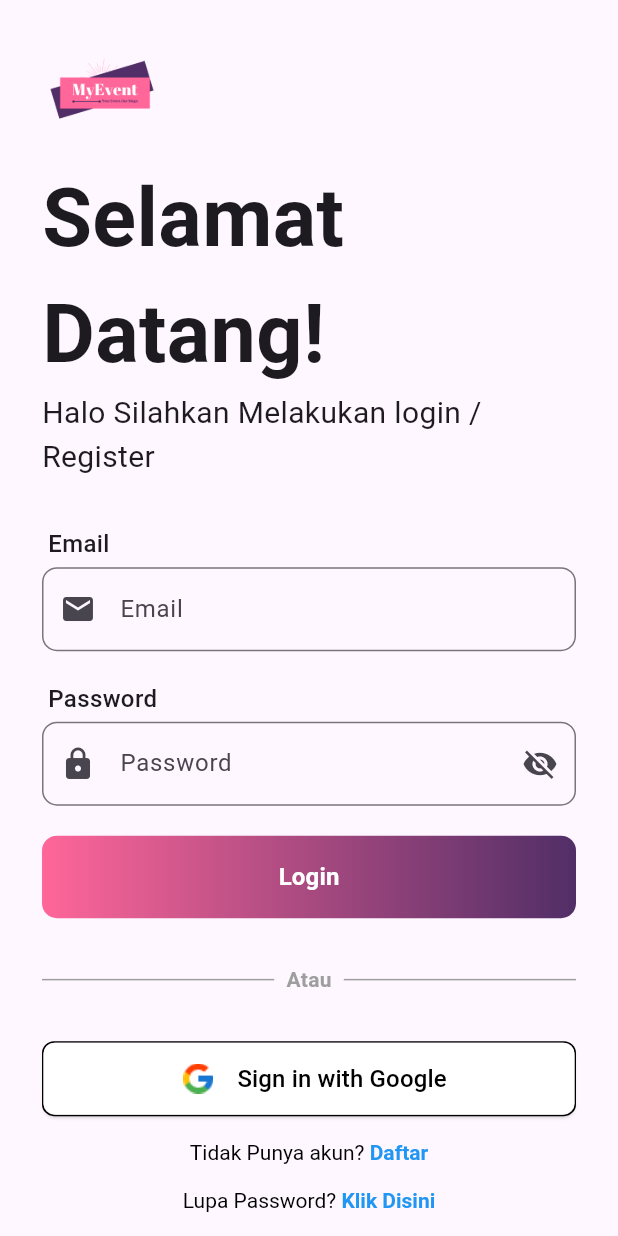
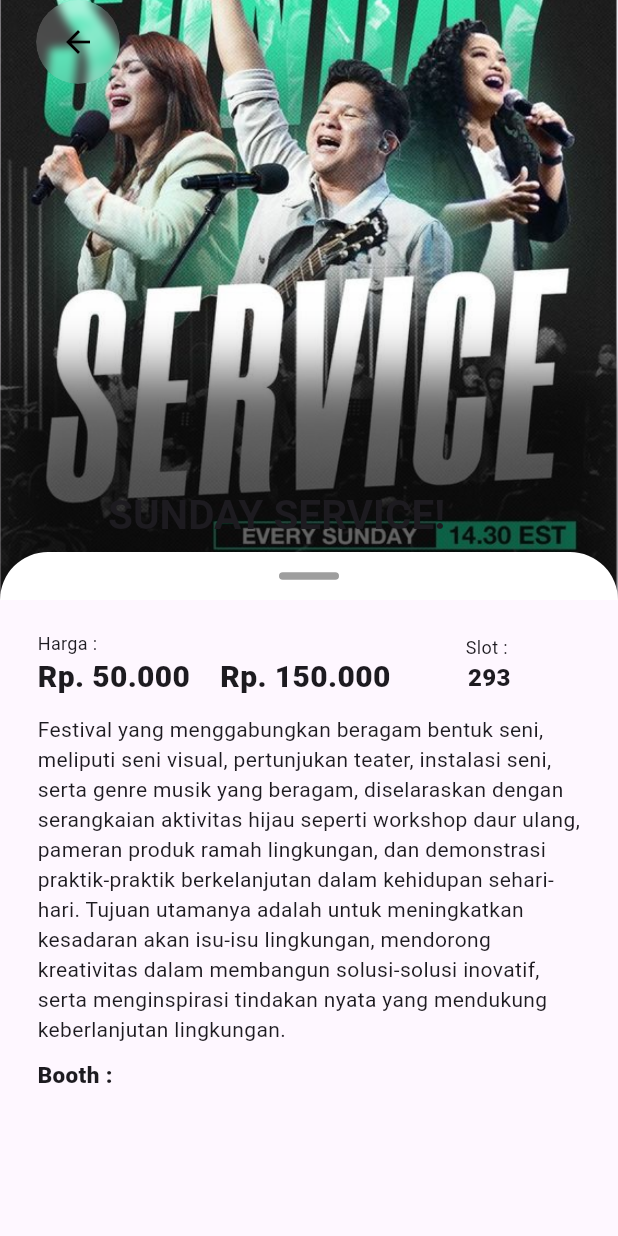
Before and after one commit to hakimfrh/myevent, a Flutter app: the screen it shows after launch, on a phone screen of 412 x 824 dp. Run offline on Flutter 3.47's test engine with Material 3 defaults, Android fonts, the phone set to English and light mode, and no system bars; our stand-ins replace firebase_auth, firebase_core, get, google_sign_in; missing offline and left inert: firebase_auth_platform_interface; accounts and stored records are empty; Roboto replaces fonts that are missing (Montserrat, Rubik).

Commit message:
Penambahan Event
Penambahan Event

```diff
--- /dev/null
+++ b/lib/event/event.dart
@@ -0,0 +1,256 @@
+import 'package:flutter/material.dart';
+import 'dart:ui';
+
+class Event extends StatefulWidget {
+  @override
+  _EventState createState() => _EventState();
+}
+
+class _EventState extends State<Event> {
+  double _scrollOffset = 0.0;
+
+  @override
+  Widget build(BuildContext context) {
+    final kOutlineColor = Colors.grey; // Mendefinisikan warna outline
+
+    return Scaffold(
+      body: CustomScrollView(
+        slivers: <Widget>[
+          SliverAppBar(
+            expandedHeight: 400.0,
+            pinned: false,
+            floating: true,
+            snap: true,
+            leadingWidth: 80.0,
+            leading: Container(
+              margin: const EdgeInsets.only(left: 24.0),
+              child: ClipRRect(
+                borderRadius: BorderRadius.circular(56.0),
+                child: BackdropFilter(
+                  filter: ImageFilter.blur(sigmaX: 3.0, sigmaY: 3.0),
+                  child: Container(
+                    height: 56.0,
+                    width: 56.0,
+                    alignment: Alignment.center,
+                    decoration: BoxDecoration(
+                      shape: BoxShape.circle,
+                      color: Colors.white.withOpacity(0.20),
+                    ),
+                    child: IconButton(
+                      icon: Icon(Icons.arrow_back),
+                      onPressed: () {
+                        Navigator.of(context).pop();
+                      },
+                      color: Colors.black,
+                    ),
+                  ),
+                ),
+              ),
+            ),
+            flexibleSpace: FlexibleSpaceBar(
+              title: Align(
+                alignment: Alignment.bottomLeft,
+                child: Container(
+                  margin: EdgeInsets.only(left: 0.0, bottom: 16.0),
+                  child: Text(
+                    'SUNDAY SERVICE!',
+                    style: TextStyle(
+                      fontSize: 18.0,
+                      fontFamily: 'Rubik',
+                      fontWeight: FontWeight.bold,
+                    ),
+                  ),
+                ),
+              ),
+              background: Stack(
+                fit: StackFit.expand,
+                children: [
+                  Image.asset(
+                    'images/event1.png',
+                    fit: BoxFit.cover,
+                  ),
+                  Positioned.fill(
+                    child: Container(
+                      decoration: BoxDecoration(
+                        boxShadow: [
+                          BoxShadow(
+                            color: Colors.black.withOpacity(0.6),
+                            spreadRadius: 2,
+                            blurRadius: 30,
+                            offset: Offset(0, 250),
+                          ),
+                        ],
+                      ),
+                    ),
+                  ),
+                ],
+              ),
+              stretchModes: <StretchMode>[
+                StretchMode.zoomBackground,
+                StretchMode.blurBackground,
+                StretchMode.fadeTitle,
+              ],
+            ),
+            bottom: PreferredSize(
+              preferredSize: const Size.fromHeight(0.0),
+              child: Container(
+                height: 32.0,
+                alignment: Alignment.center,
+                decoration: BoxDecoration(
+                  color: Colors.white,
+                  borderRadius: BorderRadius.only(
+                    topLeft: Radius.circular(32.0),
+                    topRight: Radius.circular(32.0),
+                  ),
+                ),
+                child: Container(
+                  width: 40.0,
+                  height: 5.0,
+                  decoration: BoxDecoration(
+                    color: kOutlineColor,
+                    borderRadius: BorderRadius.circular(100.0),
+                  ),
+                ),
+              ),
+            ),
+          ),
+          SliverList(
+            delegate: SliverChildListDelegate(
+              [
+                SizedBox(height: 20.0),
+                const Row(
+                  mainAxisAlignment: MainAxisAlignment.start,
+                  children: [
+                    Padding(
+                      padding: const EdgeInsets.only(
+                          left: 25.0, top: 0.0, right: 20.0),
+                      child: Column(
+                        crossAxisAlignment: CrossAxisAlignment.start,
+                        children: [
+                          Row(
+                            mainAxisAlignment: MainAxisAlignment.start,
+                            children: [
+                              Padding(
+                                padding: EdgeInsets.only(),
+                                child: Padding(
+                                  padding: EdgeInsets.only(),
+                                  child: Column(
+                                    crossAxisAlignment: CrossAxisAlignment
+                                        .start, // Rata kiri untuk teks dalam Column
+                                    children: [
+                                      Text(
+                                        'Harga :',
+                                        style: TextStyle(
+                                          fontSize: 12.0,
+                                          fontFamily: 'Rubik',
+                                          fontWeight: FontWeight.normal,
+                                        ),
+                                      ),
+                                      Padding(
+                                        padding: EdgeInsets.only(),
+                                        child: Row(
+                                          crossAxisAlignment: CrossAxisAlignment
+                                              .start, // Rata kiri untuk teks dalam Row
+                                          children: [
+                                            Text(
+                                              'Rp. 50.000',
+                                              style: TextStyle(
+                                                fontSize: 20.0,
+                                                fontFamily: 'Rubik',
+                                                fontWeight: FontWeight.w900,
+                                              ),
+                                            ),
+                                            SizedBox(
+                                              width: 20,
+                                            ),
+                                            Text(
+                                              'Rp. 150.000',
+                                              style: TextStyle(
+                                                fontSize: 20.0,
+                                                fontFamily: 'Rubik',
+                                                fontWeight: FontWeight.w900,
+                                              ),
+                                            ),
+                                          ],
+                                        ),
+                                      ),
+                                    ],
+                                  ),
+                                ),
+                              ),
+                              SizedBox(
+                                width: 50,
+                              ),
+                              Padding(
+                                padding: EdgeInsets.only(),
+                                child: Column(
+                                  children: [
+                                    Text(
+                                      'Slot : ',
+                                      style: TextStyle(
+                                        fontSize: 12.0,
+                                        fontFamily: 'Rubik',
+                                        fontWeight: FontWeight.normal,
+                                      ),
+                                    ),
+                                    Text(
+                                      '293',
+                                      style: TextStyle(
+                                        fontSize: 16.0,
+                                        fontFamily: 'Rubik',
+                                        fontWeight: FontWeight.w900,
+                                      ),
+                                    ),
+                                  ],
+                                ),
+                              ),
+                            ],
+                          ),
+                        ],
+                      ),
+                    ),
+                  ],
+                ),
+                Column(
+                  crossAxisAlignment: CrossAxisAlignment.start,
+                  children: [
+                    Padding(
+                      padding: const EdgeInsets.only(
+                          right: 25.0, left: 25.0, top: 10.0),
+                      child: Text(
+                        'Festival yang menggabungkan beragam bentuk seni, meliputi seni visual, pertunjukan teater, instalasi seni, serta genre musik yang beragam, diselaraskan dengan serangkaian aktivitas hijau seperti workshop daur ulang, pameran produk ramah lingkungan, dan demonstrasi praktik-praktik berkelanjutan dalam kehidupan sehari-hari. Tujuan utamanya adalah untuk meningkatkan kesadaran akan isu-isu lingkungan, mendorong kreativitas dalam membangun solusi-solusi inovatif, serta menginspirasi tindakan nyata yang mendukung keberlanjutan lingkungan.',
+                        style: TextStyle(
+                          fontSize: 14.0,
+                          fontFamily: 'Rubik',
+                          fontWeight: FontWeight.normal,
+                        ),
+                      ),
+                    ),
+                  ],
+                ),
+                Column(
+                  crossAxisAlignment: CrossAxisAlignment.start,
+                  children: [
+                    Padding(
+                      padding: const EdgeInsets.only(
+                          right: 0.0, left: 25.0, top: 10.0),
+                      child: Text(
+                        'Booth : ',
+                        style: TextStyle(
+                          fontSize: 15.0,
+                          fontFamily: 'Rubik',
+                          fontWeight: FontWeight.w900,
+                        ),
+                      ),
+                    ),
+                  ],
+                ),
+                // Image(image: aste)
+              ],
+            ),
+          ),
+        ],
+      ),
+    );
+  }
+}
--- a/lib/login.dart
+++ b/lib/login.dart
@@ -433,9 +433,9 @@
       // String text = "UID: $uid\nemail: $email\nphone: $phone\n info: $info";
       // _showAlertDialog("Firebase Login", text);
 
-
       try {
-        var response = await http.get(Uri.parse("${Api.urlContinueGoogle}?email=$email&firebase_id=$uid"));
+        var response = await http.get(Uri.parse(
+            "${Api.urlContinueGoogle}?email=$email&firebase_id=$uid"));
         Map<String, dynamic> json = jsonDecode(response.body);
         if (response.statusCode == 200) {
           // Request successful, parse the response body
--- a/lib/main.dart
+++ b/lib/main.dart
@@ -1,6 +1,7 @@
 import 'package:firebase_core/firebase_core.dart';
 import 'package:flutter/material.dart';
 import 'package:myevent/dashboard.dart';
+import 'package:myevent/event/event.dart';
 import 'package:myevent/firebase_options.dart';
 import 'package:myevent/login.dart';
 import 'package:myevent/forgotpassword/forgotpassword.dart';
@@ -26,7 +27,7 @@
       title: 'Flutter GetX Routing Example',
       debugShowCheckedModeBanner: false,
       // Define initial route
-      initialRoute: '/login',
+      initialRoute: '/event',
       // Define routes
       getPages: [
         // Example of a named route
@@ -34,6 +35,7 @@
         GetPage(name: '/register', page: () => Register()),
         GetPage(name: '/dashboard', page: () => Dashboard()),
         GetPage(name: '/forgotpassword', page: () => ForgotPassword()),
+        GetPage(name: '/event', page: () => Event()),
       ],
     );
   }
```
